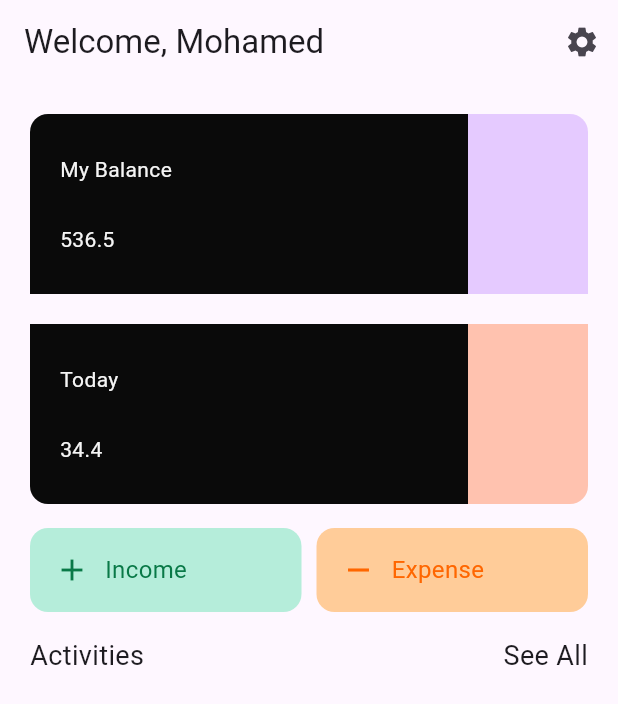
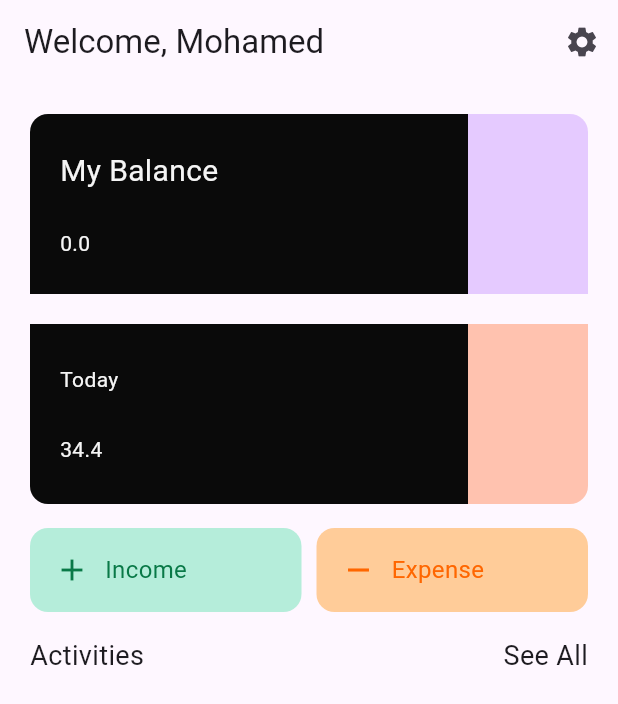
Before and after one commit to MeDoRa0/finance_app, a Flutter app: the screen it shows after launch, on a phone screen of 412 x 824 dp. Shown: the top 704 px of the screen. Run offline on Flutter 3.47's test engine with Material 3 defaults, Android fonts, the phone set to English and light mode, and no system bars; our stand-ins replace bloc, flutter_bloc, flutter_svg, hive, hive_flutter, table_calendar; accounts and stored records are empty.

Commit message:
sum my balance value

```diff
--- a/lib/managment/fetch_data_cubit/fetch_data_cubit.dart
+++ b/lib/managment/fetch_data_cubit/fetch_data_cubit.dart
@@ -8,6 +8,7 @@ part 'fetch_data_state.dart';
 class FetchDataCubit extends Cubit<FetchDataState> {
   FetchDataCubit() : super(FetchDataInitial());
   List<FinanceModel> finanacList = [];
+  double sum = 0.0;
 
   fetchData() {
     emit(FetchDataLoading());
@@ -15,7 +16,12 @@ class FetchDataCubit extends Cubit<FetchDataState> {
     try {
       //hive return box but we need list , to convert box to list we put .value.tolist
       finanacList = Hive.box<FinanceModel>('financeBox').values.toList();
-      emit(FetchDataSuccess());
+      //this method to sum all values to get my balance
+      sum = 0; // make the sum = 0 after fetch the value then do the method
+      for (var element in finanacList) {
+        sum += element.financeValue;
+      }
+      emit(FetchDataSuccess(sum));
     } on Exception catch (e) {
       emit(
         FetchDataFailure(
--- a/lib/managment/fetch_data_cubit/fetch_data_state.dart
+++ b/lib/managment/fetch_data_cubit/fetch_data_state.dart
@@ -7,9 +7,14 @@ final class FetchDataInitial extends FetchDataState {}
 
 final class FetchDataLoading extends FetchDataState {}
 
-final class FetchDataSuccess extends FetchDataState {}
+final class FetchDataSuccess extends FetchDataState {
+  final double sum;
+  FetchDataSuccess(this.sum);
+
+}
 
 final class FetchDataFailure extends FetchDataState {
+
   String error;
   FetchDataFailure(this.error);
 }
--- a/lib/widgets/my_balance.dart
+++ b/lib/widgets/my_balance.dart
@@ -1,5 +1,7 @@
+import 'package:finance_app/managment/fetch_data_cubit/fetch_data_cubit.dart';
 import 'package:finance_app/styles/colors.dart';
 import 'package:flutter/material.dart';
+import 'package:flutter_bloc/flutter_bloc.dart';
 
 class MyBalance extends StatelessWidget {
   const MyBalance({
@@ -14,23 +16,37 @@ class MyBalance extends StatelessWidget {
         children: [
           Expanded(
             child: Container(
-              padding: EdgeInsets.only(left: 20),
+              padding: const EdgeInsets.only(left: 20),
               decoration: BoxDecoration(
                 color: kBlackColor,
-                borderRadius: BorderRadius.only(
+                borderRadius: const BorderRadius.only(
                   topLeft: Radius.circular(12),
                 ),
               ),
-              child: Column(
+              child: BlocBuilder<FetchDataCubit, FetchDataState>(
+                builder: (context, state) {
+                  if (state is FetchDataSuccess) {
+                    return Column(
                       crossAxisAlignment: CrossAxisAlignment.start,
                       mainAxisAlignment: MainAxisAlignment.spaceEvenly,
                       children: [
                         Text(
                           'My Balance',
+                          style: TextStyle(color: kWhiteColor, fontSize: 20),
+                        ),
+                        Text(
+                          //this to update my balance value
+                          state.sum.toString(),
                           style: TextStyle(color: kWhiteColor),
                         ),
-                  Text('536.5', style: TextStyle(color: kWhiteColor)),
                       ],
+                    );
+                  } else {
+                    return const Center(
+                      child: CircularProgressIndicator(),
+                    );
+                  }
+                },
               ),
             ),
           ),
@@ -38,7 +54,7 @@ class MyBalance extends StatelessWidget {
             width: 80,
             decoration: BoxDecoration(
               color: kSecondaryPurple,
-              borderRadius: BorderRadius.only(
+              borderRadius: const BorderRadius.only(
                 topRight: Radius.circular(12),
               ),
             ),
```
Lines whose indentation alone changed are shown as unchanged.
